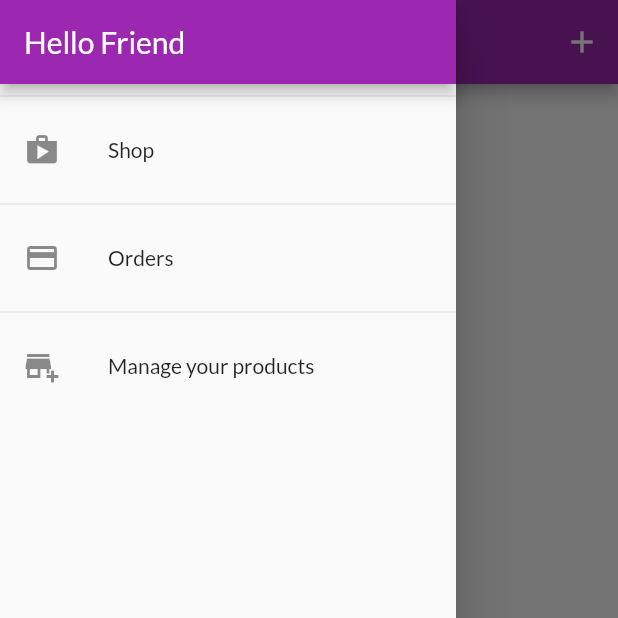
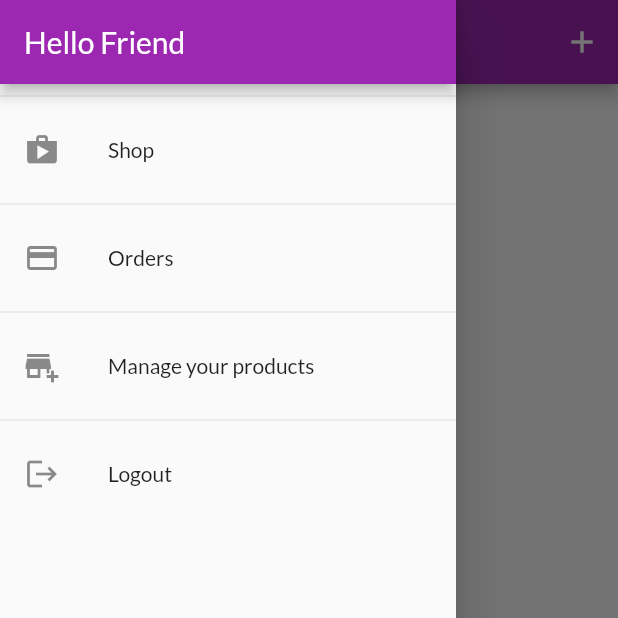
Before and after one commit to BartoszRudnik/LearningFlutter, a Flutter app: the UserProductScreen screen opened by its route, with the side drawer open, on a phone screen of 412 x 824 dp, the top half of it. Run offline on Flutter 3.47's test engine with Material 2 defaults, Android fonts, the phone set to English and light mode, and no system bars; our stand-ins replace shared_preferences; accounts and stored records are empty; network calls fail.

Commit message:
working with user authentication

```diff
--- a/shopApp/lib/model/order.dart
+++ b/shopApp/lib/model/order.dart
@@ -1,33 +1,28 @@
 import 'dart:convert';
 
 import 'package:flutter/foundation.dart';
+import 'package:http/http.dart' as http;
 
 import 'cart.dart';
-import 'package:http/http.dart' as http;
-
-class OrderItem {
-  final String id;
-  final double amount;
-  final List<CartItem> products;
-  final DateTime dateTime;
-
-  OrderItem({
-    @required this.id,
-    @required this.amount,
-    @required this.products,
-    @required this.dateTime,
-  });
-}
+import 'orderItem.dart';
 
 class Order with ChangeNotifier {
-  List<OrderItem> _orders = [];
+  List<OrderItem> ordersList = [];
+  final String authToken;
+  final String userId;
+
+  Order({
+    @required this.userId,
+    @required this.authToken,
+    @required this.ordersList,
+  });
 
   List<OrderItem> get orders {
-    return [..._orders];
+    return [...ordersList];
   }
 
   Future<void> fetchOrders() async {
-    const url = 'https://learningflutter-81fa2-default-rtdb.firebaseio.com/orders.json';
+    final url = 'https://learningflutter-81fa2-default-rtdb.firebaseio.com/orders/${this.userId}.json?auth=${this.authToken}';
 
     try {
       final response = await http.get(url);
@@ -53,16 +48,16 @@ class Order with ChangeNotifier {
             ),
           );
         });
-        _orders = loadedOrders.reversed.toList();
+      }
+      ordersList = loadedOrders.reversed.toList();
       notifyListeners();
-      }
     } catch (error) {
       throw error;
     }
   }
 
   Future<void> addOrder(List<CartItem> cartProducts, double total) async {
-    const url = 'https://learningflutter-81fa2-default-rtdb.firebaseio.com/orders.json';
+    final url = 'https://learningflutter-81fa2-default-rtdb.firebaseio.com/orders/${this.userId}.json?auth=${this.authToken}';
 
     final orderTimeStamp = DateTime.now();
 
@@ -84,14 +79,15 @@ class Order with ChangeNotifier {
         }),
       );
 
-      _orders.insert(
+      ordersList.insert(
         0,
         OrderItem(
           id: json.decode(response.body)['name'],
           amount: total,
           products: cartProducts,
           dateTime: orderTimeStamp,
-          ));
+        ),
+      );
 
       notifyListeners();
     } catch (error) {
--- /dev/null
+++ b/shopApp/lib/model/orderItem.dart
@@ -0,0 +1,17 @@
+import 'package:flutter/material.dart';
+
+import 'cart.dart';
+
+class OrderItem {
+  final String id;
+  final double amount;
+  final List<CartItem> products;
+  final DateTime dateTime;
+
+  OrderItem({
+    @required this.id,
+    @required this.amount,
+    @required this.products,
+    @required this.dateTime,
+  });
+}
--- a/shopApp/lib/screen/authScreen.dart
+++ b/shopApp/lib/screen/authScreen.dart
@@ -61,7 +61,7 @@ class AuthScreen extends StatelessWidget {
                       child: Text(
                         'MyShop',
                         style: TextStyle(
-                          color: Theme.of(context).accentTextTheme.title.color,
+                          color: Theme.of(context).accentTextTheme.headline6.color,
                           fontSize: 50,
                           fontFamily: 'Anton',
                           fontWeight: FontWeight.normal,
--- a/shopApp/lib/screen/userProductScreen.dart
+++ b/shopApp/lib/screen/userProductScreen.dart
@@ -9,12 +9,11 @@ class UserProductScreen extends StatelessWidget {
   static const routeName = 'user-product';
 
   Future<void> _refreshProducts(BuildContext context) async {
-    await Provider.of<ProductsProvider>(context, listen: false).fetchProducts();
+    await Provider.of<ProductsProvider>(context, listen: false).fetchProducts(true);
   }
 
   @override
   Widget build(BuildContext context) {
-    final productsData = Provider.of<ProductsProvider>(context);
     return Scaffold(
       appBar: AppBar(
         actions: <Widget>[
@@ -28,9 +27,16 @@ class UserProductScreen extends StatelessWidget {
         title: const Text('Your products'),
       ),
       drawer: MainDrawer(),
-      body: RefreshIndicator(
+      body: FutureBuilder(
+        future: _refreshProducts(context),
+        builder: (ctx, snapShot) => snapShot.connectionState == ConnectionState.waiting
+            ? Center(
+                child: CircularProgressIndicator(),
+              )
+            : RefreshIndicator(
                 onRefresh: () => _refreshProducts(context),
-        child: Padding(
+                child: Consumer<ProductsProvider>(
+                  builder: (ctx, productsData, ch) => Padding(
                     padding: EdgeInsets.all(8),
                     child: ListView.builder(
                       itemBuilder: (context, index) {
@@ -49,6 +55,8 @@ class UserProductScreen extends StatelessWidget {
                     ),
                   ),
                 ),
+              ),
+      ),
     );
   }
 }
--- a/shopApp/lib/widget/mainDrawer.dart
+++ b/shopApp/lib/widget/mainDrawer.dart
@@ -1,6 +1,9 @@
 import 'package:flutter/material.dart';
-import 'package:shopApp/screen/ordersScreen.dart';
-import 'package:shopApp/screen/userProductScreen.dart';
+import 'package:provider/provider.dart';
+
+import '../provider/auth.dart';
+import '../screen/ordersScreen.dart';
+import '../screen/userProductScreen.dart';
 
 class MainDrawer extends StatelessWidget {
   @override
@@ -46,6 +49,17 @@ class MainDrawer extends StatelessWidget {
               );
             },
           ),
+          Divider(),
+          ListTile(
+            leading: Icon(Icons.logout),
+            title: Text(
+              'Logout',
+            ),
+            onTap: () {
+              Navigator.of(context).pushReplacementNamed('/');
+              Provider.of<Auth>(context, listen: false).logout();
+            },
+          ),
         ],
       ),
     );
--- a/shopApp/lib/widget/orderItemWidget.dart
+++ b/shopApp/lib/widget/orderItemWidget.dart
@@ -1,8 +1,9 @@
 import 'dart:math';
 
 import 'package:flutter/material.dart';
-import 'package:shopApp/model/order.dart';
 import 'package:intl/intl.dart';
+
+import '../model/orderItem.dart';
 
 class OrderItemWidget extends StatefulWidget {
   final OrderItem orderItem;
--- a/shopApp/pubspec.yaml
+++ b/shopApp/pubspec.yaml
@@ -26,6 +26,7 @@ dependencies:
   provider: ^4.0.0
   intl: ^0.15.0
   http: ^0.12.0+2
+  shared_preferences: ^0.5.3+4
 
 
   # The following adds the Cupertino Icons font to your application.
```
Also changed, not shown: shopApp/lib/main.dart (+19 -8 lines), shopApp/lib/model/product.dart (+6 -6 lines), shopApp/lib/provider/auth.dart (+72 -8 lines), shopApp/lib/provider/productsProvider.dart (+12 -7 lines), shopApp/lib/screen/splashScreen.dart (added, +12 -0 lines), shopApp/lib/widget/productItem.dart (+7 -4 lines), shopApp/pubspec.lock. Lines whose indentation alone changed are shown as unchanged.
